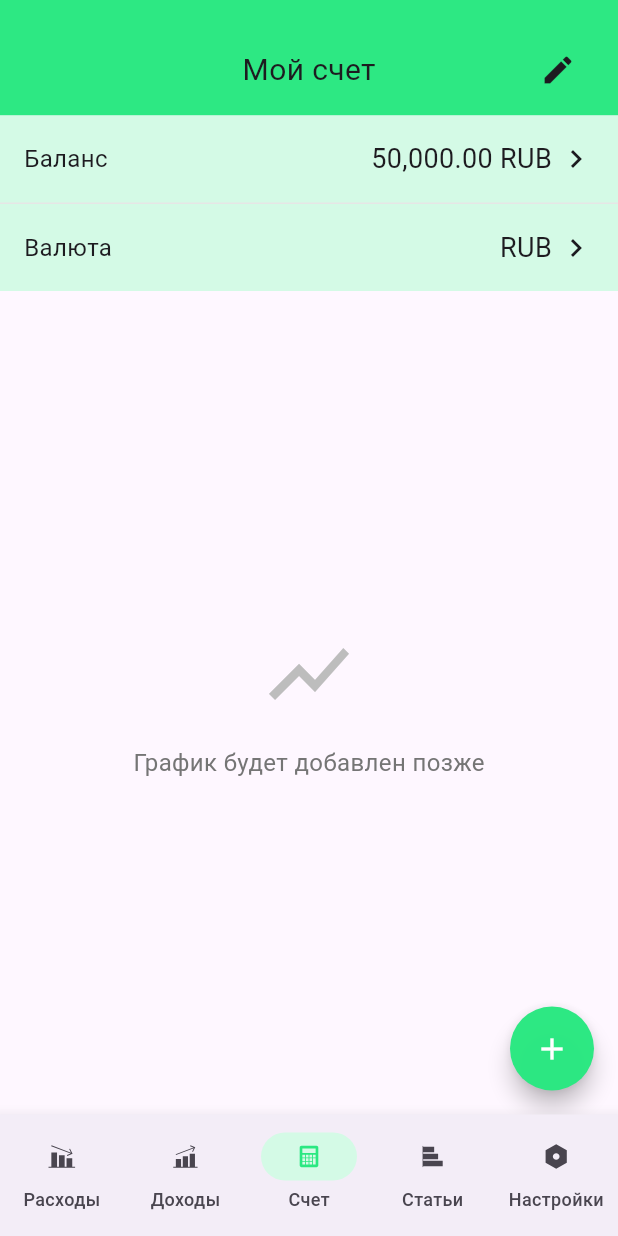
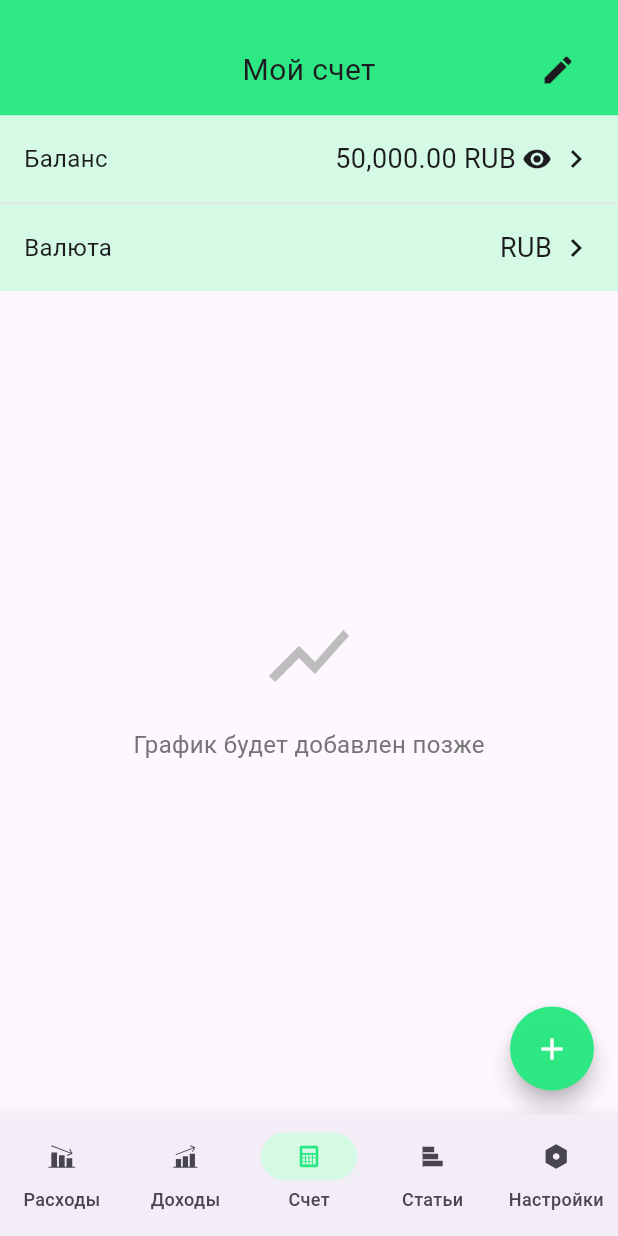
Before and after one commit to MeZeksan/finance_app_yandex_smr_2025, a Flutter app: the screen it shows after launch, on a phone screen of 412 x 824 dp. Run offline on Flutter 3.47's test engine with Material 3 defaults, Android fonts, the phone set to English and light mode, and no system bars; our stand-ins replace auto_route, equatable, flutter_bloc, flutter_svg, freezed_annotation, sensors_plus.

Commit message:
Скрытие счета при тряске

```diff
--- a/lib/features/account/presentation/view/account_screen.dart
+++ b/lib/features/account/presentation/view/account_screen.dart
@@ -1,3 +1,6 @@
+import 'dart:async';
+import 'dart:math';
+
 import 'package:auto_route/annotations.dart';
 import 'package:finance_app_yandex_smr_2025/features/account/data/repositoryI/mock_bank_account_repository.dart';
 import 'package:finance_app_yandex_smr_2025/features/account/presentation/bloc/account_bloc.dart';
@@ -6,6 +9,7 @@ import 'package:finance_app_yandex_smr_2025/features/account/presentation/bloc/a
 import 'package:flutter/material.dart';
 import 'package:flutter_bloc/flutter_bloc.dart';
 import 'package:intl/intl.dart';
+import 'package:sensors_plus/sensors_plus.dart';
 
 @RoutePage()
 class AccountScreen extends StatelessWidget {
@@ -22,8 +26,78 @@ class AccountScreen extends StatelessWidget {
   }
 }
 
-class AccountView extends StatelessWidget {
+class AccountView extends StatefulWidget {
   const AccountView({super.key});
+
+  @override
+  State<AccountView> createState() => _AccountViewState();
+}
+
+class _AccountViewState extends State<AccountView> with SingleTickerProviderStateMixin {
+  bool _isBalanceVisible = true;
+  late AnimationController _animationController;
+  late Animation<double> _fadeAnimation;
+  StreamSubscription<AccelerometerEvent>? _accelerometerSubscription;
+  DateTime? _lastShakeTime;
+
+  @override
+  void initState() {
+    super.initState();
+
+    // Инициализация анимации
+    _animationController = AnimationController(
+      vsync: this,
+      duration: const Duration(milliseconds: 300),
+    );
+
+    _fadeAnimation = Tween<double>(begin: 1.0, end: 0.0).animate(
+      CurvedAnimation(parent: _animationController, curve: Curves.easeInOut),
+    );
+
+    // Подписка на события акселерометра
+    _startListeningAccelerometer();
+  }
+
+  @override
+  void dispose() {
+    _accelerometerSubscription?.cancel();
+    _animationController.dispose();
+    super.dispose();
+  }
+
+  void _startListeningAccelerometer() {
+    _accelerometerSubscription = accelerometerEvents.listen((AccelerometerEvent event) {
+      // Определяем переворот устройства (z < -9.0 означает, что устройство перевернуто экраном вниз)
+      if (event.z < -9.0) {
+        _toggleBalanceVisibility();
+        return;
+      }
+
+      // Определяем тряску устройства
+      final double acceleration = sqrt(event.x * event.x + event.y * event.y + event.z * event.z);
+      final double delta = acceleration - 9.8; // Вычитаем гравитацию
+
+      // Если ускорение больше порогового значения, считаем это тряской
+      if (delta.abs() > 10.0) {
+        final now = DateTime.now();
+        if (_lastShakeTime == null || now.difference(_lastShakeTime!) > const Duration(milliseconds: 500)) {
+          _lastShakeTime = now;
+          _toggleBalanceVisibility();
+        }
+      }
+    });
+  }
+
+  void _toggleBalanceVisibility() {
+    setState(() {
+      _isBalanceVisible = !_isBalanceVisible;
+      if (_isBalanceVisible) {
+        _animationController.reverse();
+      } else {
+        _animationController.forward();
+      }
+    });
+  }
 
   @override
   Widget build(BuildContext context) {
@@ -150,11 +224,38 @@ class AccountView extends StatelessWidget {
                                   ),
                                 ),
                                 const Spacer(),
-                                Text(
-                                  '$formattedBalance ${account.currency}',
-                                  style: const TextStyle(
-                                    color: Color(0xFF1D1B20),
-                                    fontSize: 18,
+                                GestureDetector(
+                                  onTap: _toggleBalanceVisibility,
+                                  child: Row(
+                                    children: [
+                                      AnimatedBuilder(
+                                        animation: _fadeAnimation,
+                                        builder: (context, child) {
+                                          return _isBalanceVisible
+                                            ? Text(
+                                                '$formattedBalance ${account.currency}',
+                                                style: const TextStyle(
+                                                  color: Color(0xFF1D1B20),
+                                                  fontSize: 18,
+                                                ),
+                                              )
+                                            : Container(
+                                                height: 18,
+                                                width: 120,
+                                                decoration: BoxDecoration(
+                                                  color: Colors.grey[300],
+                                                  borderRadius: BorderRadius.circular(4),
+                                                ),
+                                              );
+                                        },
+                                      ),
+                                      const SizedBox(width: 4),
+                                      Icon(
+                                        _isBalanceVisible ? Icons.visibility : Icons.visibility_off,
+                                        color: const Color(0xFF1D1B20),
+                                        size: 20,
+                                      ),
+                                    ],
                                   ),
                                 ),
                                 const SizedBox(width: 4),
@@ -224,6 +325,8 @@ class AccountView extends StatelessWidget {
                                 color: Colors.grey[600],
                               ),
                             ),
+                            const SizedBox(height: 24),
+
                           ],
                         ),
                       ),
--- a/pubspec.yaml
+++ b/pubspec.yaml
@@ -23,6 +23,7 @@ dependencies:
   flutter_bloc: ^9.1.1
   intl: ^0.20.2
   equatable: ^2.0.7
+  sensors_plus: ^6.1.1
 
 
 dev_dependencies:
```
Also changed, not shown: pubspec.lock, 3 other files.
